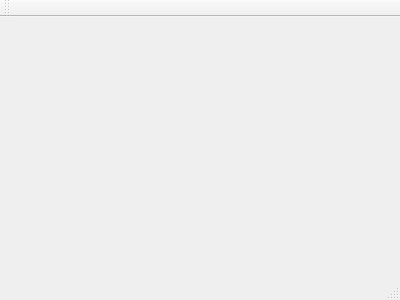
This is mainwindow.ui in conejoo/Escenarios as Qt 5 draws it before an edit. The edited form follows.
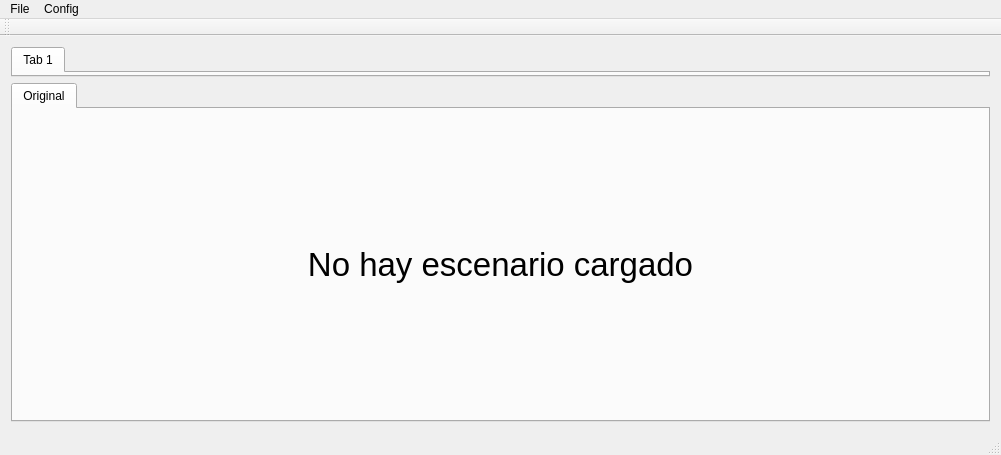
This is the edited form.

What changed in the file:
```diff
--- a/mainwindow.ui
+++ b/mainwindow.ui
@@ -1,24 +1,126 @@
 <ui version="4.0">
  <class>MainWindow</class>
- <widget class="QMainWindow" name="MainWindow" >
-  <property name="geometry" >
+ <widget class="QMainWindow" name="MainWindow">
+  <property name="geometry">
    <rect>
     <x>0</x>
     <y>0</y>
-    <width>400</width>
-    <height>300</height>
+    <width>1001</width>
+    <height>455</height>
    </rect>
   </property>
   <property name="windowTitle" >
    <string>MainWindow</string>
   </property>
-  <widget class="QMenuBar" name="menuBar" />
-  <widget class="QToolBar" name="mainToolBar" />
-  <widget class="QWidget" name="centralWidget" />
-  <widget class="QStatusBar" name="statusBar" />
+  <widget class="QWidget" name="centralWidget">
+   <layout class="QVBoxLayout" name="verticalLayout">
+    <item>
+     <widget class="QTabWidget" name="tabWidget_sesmic">
+      <property name="sizePolicy">
+       <sizepolicy hsizetype="Expanding" vsizetype="Fixed">
+        <horstretch>0</horstretch>
+        <verstretch>0</verstretch>
+       </sizepolicy>
+      </property>
+      <property name="currentIndex">
+       <number>0</number>
+      </property>
+      <widget class="QWidget" name="tab">
+       <attribute name="title">
+        <string>Tab 1</string>
+       </attribute>
+      </widget>
+     </widget>
+    </item>
+    <item>
+     <widget class="QTabWidget" name="tabWidget">
+      <property name="currentIndex">
+       <number>0</number>
+      </property>
+      <widget class="QWidget" name="original">
+       <attribute name="title">
+        <string>Original</string>
+       </attribute>
+       <layout class="QVBoxLayout" name="verticalLayout_2">
+        <item>
+         <widget class="QLabel" name="label_3">
+          <property name="font">
+           <font>
+            <pointsize>25</pointsize>
+           </font>
+          </property>
+          <property name="text">
+           <string>No hay escenario cargado</string>
+          </property>
+          <property name="alignment">
+           <set>Qt::AlignCenter</set>
+          </property>
+         </widget>
+        </item>
+       </layout>
+      </widget>
+     </widget>
+    </item>
+   </layout>
+  </widget>
+  <widget class="QMenuBar" name="menuBar">
+   <property name="geometry">
+    <rect>
+     <x>0</x>
+     <y>0</y>
+     <width>1001</width>
+     <height>21</height>
+    </rect>
+   </property>
+   <widget class="QMenu" name="menuFile">
+    <property name="title">
+     <string>File</string>
+    </property>
+    <addaction name="actionOpen_Scenario"/>
+    <addaction name="actionExport"/>
+    <addaction name="separator"/>
+    <addaction name="actionExit"/>
+   </widget>
+   <widget class="QMenu" name="menuConfig">
+    <property name="title">
+     <string>Config</string>
+    </property>
+    <addaction name="actionConfigurate_Scenarios"/>
+   </widget>
+   <addaction name="menuFile"/>
+   <addaction name="menuConfig"/>
+  </widget>
+  <widget class="QToolBar" name="mainToolBar">
+   <attribute name="toolBarArea">
+    <enum>TopToolBarArea</enum>
+   </attribute>
+   <attribute name="toolBarBreak">
+    <bool>false</bool>
+   </attribute>
+  </widget>
+  <widget class="QStatusBar" name="statusBar"/>
+  <action name="actionOpen_Scenario">
+   <property name="text">
+    <string>Open Scenario...</string>
+   </property>
+  </action>
+  <action name="actionExit">
+   <property name="text">
+    <string>Exit</string>
+   </property>
+  </action>
+  <action name="actionConfigurate_Scenarios">
+   <property name="text">
+    <string>Scenarios</string>
+   </property>
+  </action>
+  <action name="actionExport">
+   <property name="text">
+    <string>Export Scenarios...</string>
+   </property>
+  </action>
  </widget>
- <layoutDefault spacing="6" margin="11" />
- <pixmapfunction></pixmapfunction>
+ <layoutdefault spacing="6" margin="11"/>
  <resources/>
  <connections/>
 </ui>
```
Left out of the diff: 22 changed lines with no effect on the pictures.
